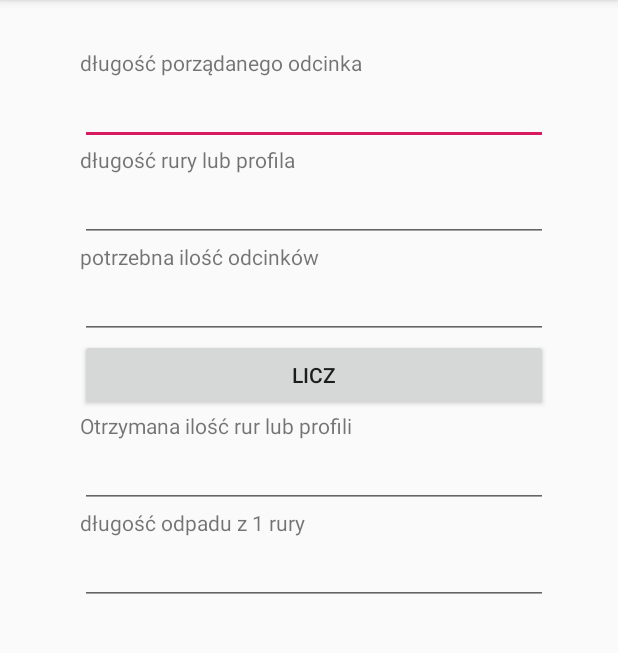
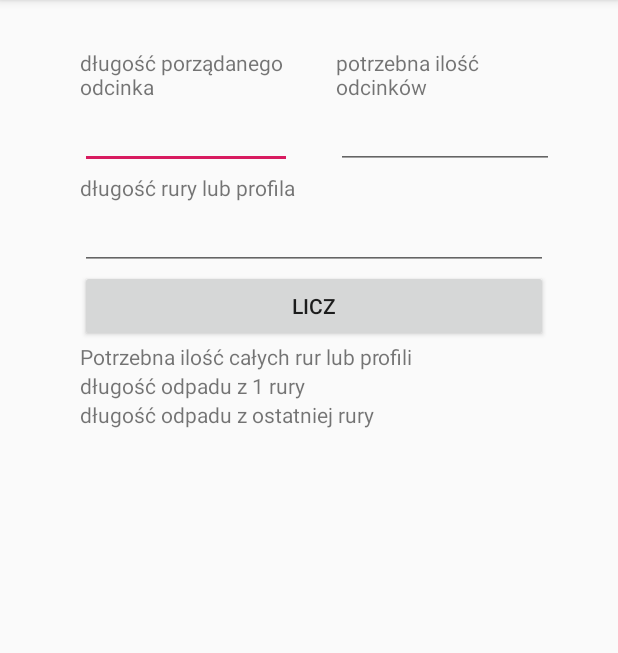
Before and after one commit to KrzysztofGiblewski/LiczRuryIProfile, an Android app: the screen it shows after launch (MainActivity), on a phone screen of 412 x 824 dp, the part 84-737 px from its top. Run offline under Robolectric (Android 15) with nearby library versions, the phone set to English and light mode, and no system bars.

Commit message:
zmieniony układ pól

```diff
--- a/app/src/main/res/layout/activity_main.xml
+++ b/app/src/main/res/layout/activity_main.xml
@@ -18,6 +18,16 @@
         app:layout_constraintStart_toStartOf="parent"
         app:layout_constraintTop_toTopOf="parent">
 
+        <LinearLayout
+            android:layout_width="match_parent"
+            android:layout_height="83dp"
+            android:orientation="horizontal">
+
+            <LinearLayout
+                android:layout_width="141dp"
+                android:layout_height="94dp"
+                android:orientation="vertical">
+
                 <TextView
                     android:id="@+id/textView2"
                     android:layout_width="match_parent"
@@ -25,30 +35,46 @@
                     android:text="długość porządanego odcinka" />
 
                 <EditText
-            android:id="@+id/editTextDlugoscOdcinka"
+                    android:id="@+id/editTextDlugoscRury"
                     android:layout_width="match_parent"
                     android:layout_height="wrap_content"
                     android:ems="10"
                     android:inputType="number" />
+            </LinearLayout>
+
+            <View
+                android:id="@+id/divider"
+                android:layout_width="16dp"
+                android:layout_height="match_parent"
+                android:layout_weight="1"
+                android:background="#00EE2B2B" />
+
+            <LinearLayout
+                android:layout_width="141dp"
+                android:layout_height="95dp"
+                android:orientation="vertical">
+
+                <TextView
+                    android:id="@+id/textView3"
+                    android:layout_width="match_parent"
+                    android:layout_height="wrap_content"
+                    android:text="potrzebna ilość odcinków" />
+
+                <EditText
+                    android:id="@+id/editTextDlugoscOdcinka"
+                    android:layout_width="153dp"
+                    android:layout_height="wrap_content"
+                    android:ems="10"
+                    android:inputType="number" />
+            </LinearLayout>
+
+        </LinearLayout>
 
         <TextView
             android:id="@+id/textView"
             android:layout_width="match_parent"
             android:layout_height="wrap_content"
             android:text="długość rury lub profila" />
-
-        <EditText
-            android:id="@+id/editTextDlugoscRury"
-            android:layout_width="match_parent"
-            android:layout_height="wrap_content"
-            android:ems="10"
-            android:inputType="number" />
-
-        <TextView
-            android:id="@+id/textView3"
-            android:layout_width="match_parent"
-            android:layout_height="wrap_content"
-            android:text="potrzebna ilość odcinków" />
 
         <EditText
             android:id="@+id/editTextIleSztukTrzeba"
@@ -67,14 +93,7 @@
             android:id="@+id/textView4"
             android:layout_width="match_parent"
             android:layout_height="wrap_content"
-            android:text="Otrzymana ilość rur lub profili" />
-
-        <EditText
-            android:id="@+id/editTextIleCalychRurTrzeba"
-            android:layout_width="match_parent"
-            android:layout_height="wrap_content"
-            android:ems="10"
-            android:inputType="number" />
+            android:text="Potrzebna ilość całych rur lub profili" />
 
         <TextView
             android:id="@+id/textView5"
@@ -82,12 +101,11 @@
             android:layout_height="wrap_content"
             android:text="długość odpadu z 1 rury" />
 
-        <EditText
-            android:id="@+id/editTextOdpadZRury"
+        <TextView
+            android:id="@+id/textView6"
             android:layout_width="match_parent"
             android:layout_height="wrap_content"
-            android:ems="10"
-            android:inputType="number" />
+            android:text="długość odpadu z ostatniej rury" />
 
     </LinearLayout>
 </android.support.constraint.ConstraintLayout>
```
Lines whose indentation alone changed are shown as unchanged.
